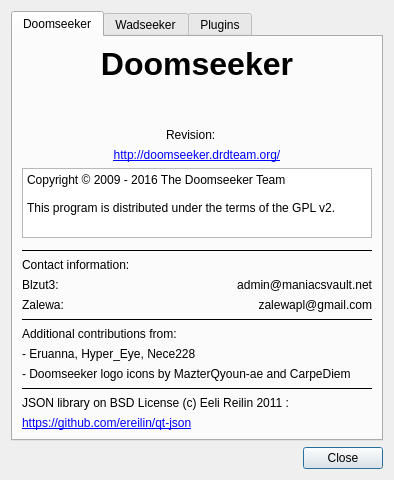
Qt form src/core/gui/aboutdialog.ui (Destroyerrrocket/doomseeker-unofficial) before a commit.
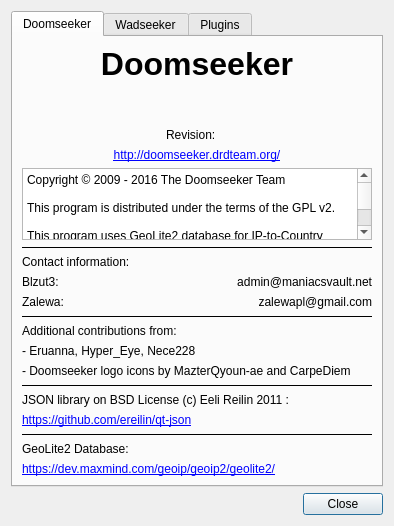
The same form after that commit.

The edit to the form file:
```diff
--- a/src/core/gui/aboutdialog.ui
+++ b/src/core/gui/aboutdialog.ui
@@ -7,7 +7,7 @@
     <x>0</x>
     <y>0</y>
     <width>392</width>
-    <height>480</height>
+    <height>498</height>
    </rect>
   </property>
   <property name="windowTitle">
@@ -145,7 +145,7 @@
        <item>
         <widget class="QPlainTextEdit" name="plainTextEdit">
          <property name="sizePolicy">
-          <sizepolicy hsizetype="Expanding" vsizetype="Maximum">
+          <sizepolicy hsizetype="Expanding" vsizetype="Expanding">
            <horstretch>0</horstretch>
            <verstretch>0</verstretch>
           </sizepolicy>
@@ -156,38 +156,24 @@
            <height>0</height>
           </size>
          </property>
-         <property name="maximumSize">
-          <size>
-           <width>16777215</width>
-           <height>100</height>
-          </size>
-         </property>
-         <property name="verticalScrollBarPolicy">
-          <enum>Qt::ScrollBarAlwaysOff</enum>
-         </property>
          <property name="readOnly">
           <bool>true</bool>
          </property>
          <property name="plainText">
           <string>Copyright © 2009 - 2016 The Doomseeker Team
 
-This program is distributed under the terms of the GPL v2.</string>
+This program is distributed under the terms of the GPL v2.
+
+This program uses GeoLite2 database for IP-to-Country (IP2C) purposes. Database and Contents Copyright (c) 2016 MaxMind, Inc.
+
+GeoLite2 License:
+This work is licensed under the Creative Commons Attribution-ShareAlike 3.0 Unported License. To view a copy of this license, visit http://creativecommons.org/licenses/by-sa/3.0/.
+
+GeoLite2 available at:
+https://dev.maxmind.com/geoip/geoip2/geolite2/</string>
          </property>
         </widget>
        </item>
-       <item>
-        <spacer name="verticalSpacer">
-         <property name="orientation">
-          <enum>Qt::Vertical</enum>
-         </property>
-         <property name="sizeHint" stdset="0">
-          <size>
-           <width>20</width>
-           <height>40</height>
-          </size>
-         </property>
-        </spacer>
-       </item>
        <item>
         <widget class="Line" name="line_5">
          <property name="frameShadow">
@@ -326,6 +312,40 @@
          </property>
         </widget>
        </item>
+       <item>
+        <widget class="Line" name="line_3">
+         <property name="frameShadow">
+          <enum>QFrame::Plain</enum>
+         </property>
+         <property name="orientation">
+          <enum>Qt::Horizontal</enum>
+         </property>
+        </widget>
+       </item>
+       <item>
+        <widget class="QLabel" name="label_15">
+         <property name="text">
+          <string>GeoLite2 Database:</string>
+         </property>
+         <property name="textInteractionFlags">
+          <set>Qt::LinksAccessibleByMouse|Qt::TextSelectableByMouse</set>
+         </property>
+        </widget>
+       </item>
+       <item>
+        <widget class="QLabel" name="label_16">
+         <property name="text">
+          <string>&lt;!DOCTYPE HTML PUBLIC &quot;-//W3C//DTD HTML 4.0//EN&quot; &quot;http://www.w3.org/TR/REC-html40/strict.dtd&quot;&gt;
+&lt;html&gt;&lt;head&gt;&lt;meta name=&quot;qrichtext&quot; content=&quot;1&quot; /&gt;&lt;style type=&quot;text/css&quot;&gt;
+p, li { white-space: pre-wrap; }
+&lt;/style&gt;&lt;/head&gt;&lt;body style=&quot; font-family:'Ubuntu'; font-size:9pt; font-weight:400; font-style:normal;&quot;&gt;
+&lt;p style=&quot; margin-top:0px; margin-bottom:0px; margin-left:0px; margin-right:0px; -qt-block-indent:0; text-indent:0px;&quot;&gt;&lt;a href=&quot;https://dev.maxmind.com/geoip/geoip2/geolite2/&quot;&gt;&lt;span style=&quot; text-decoration: underline; color:#0000ff;&quot;&gt;https://dev.maxmind.com/geoip/geoip2/geolite2/&lt;/span&gt;&lt;/a&gt;&lt;/p&gt;&lt;/body&gt;&lt;/html&gt;</string>
+         </property>
+         <property name="textInteractionFlags">
+          <set>Qt::TextBrowserInteraction</set>
+         </property>
+        </widget>
+       </item>
       </layout>
      </widget>
      <widget class="QWidget" name="tab_3">
```
Left out of the diff: 2 changed lines with no effect on the pictures.
